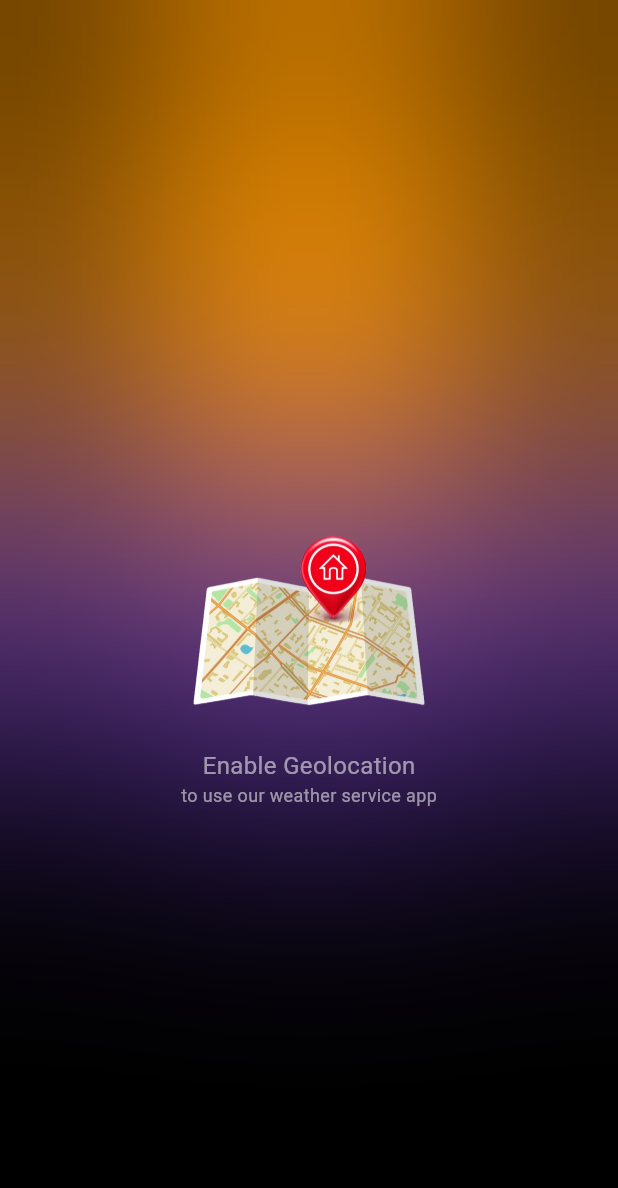
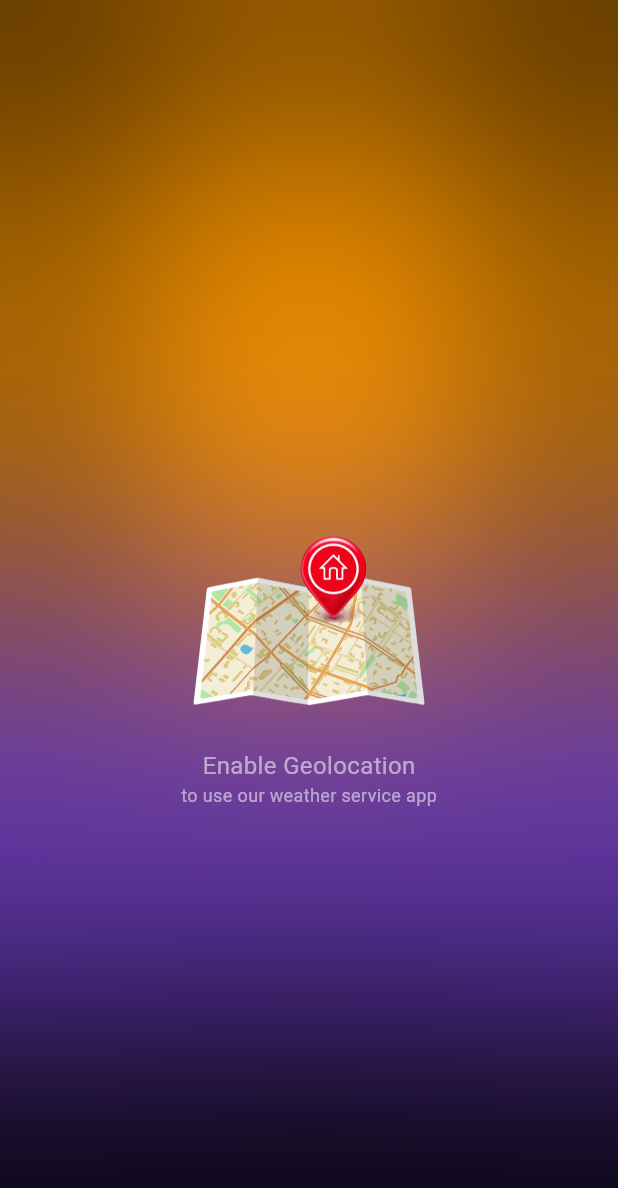
Before and after one commit to dipak-padhy/Weather-app, a Flutter app: the screen it shows after launch, on a phone screen of 412 x 824 dp. Shown: the top 1188 px of the screen. Run offline on Flutter 3.47's test engine with Material 3 defaults, Android fonts, the phone set to English and light mode, and no system bars; our stand-ins replace flutter_bloc, flutter_spinkit, geolocator, weather.

Commit message:
Minor ui changes

```diff
--- a/lib/screens/home/ui/home_screen_widgets/backdrop_widget.dart
+++ b/lib/screens/home/ui/home_screen_widgets/backdrop_widget.dart
@@ -10,7 +10,15 @@ class BackdropWidget extends StatelessWidget {
     return Stack(
       children: [
         Align(
-          alignment: const AlignmentDirectional(3, -0.3),
+          alignment: const AlignmentDirectional(0, -1.1),
+          child: Container(
+            height: 364,
+            width: 364,
+            decoration: const BoxDecoration(color: Colors.orange),
+          ),
+        ),
+        Align(
+          alignment: const AlignmentDirectional(7, 0.5),
           child: Container(
             height: 300,
             width: 300,
@@ -19,20 +27,12 @@ class BackdropWidget extends StatelessWidget {
           ),
         ),
         Align(
-          alignment: const AlignmentDirectional(-3, -0.3),
+          alignment: const AlignmentDirectional(-7, 0.5),
           child: Container(
             height: 300,
             width: 300,
             decoration: const BoxDecoration(
                 shape: BoxShape.circle, color: Colors.deepPurple),
-          ),
-        ),
-        Align(
-          alignment: const AlignmentDirectional(0, -1.2),
-          child: Container(
-            height: 300,
-            width: 300,
-            decoration: const BoxDecoration(color: Colors.orange),
           ),
         ),
         BackdropFilter(
--- a/lib/screens/home/ui/home_screen_widgets/top_widget.dart
+++ b/lib/screens/home/ui/home_screen_widgets/top_widget.dart
@@ -1,3 +1,5 @@
+//Includes current location,greetings and current weather condition.
+
 import 'package:flutter/material.dart';
 import 'package:weather_app/screens/home/bloc/home_bloc.dart';
 
@@ -76,5 +78,3 @@ class _TopWidgetState extends State<TopWidget> {
     );
   }
 }
-
-//Includes current location,greetings and current weather condition.
```
Also changed, not shown: lib/screens/home/ui/home_screen_widgets/bottom_widget.dart (+48 -20 lines), lib/screens/home/ui/home_screen_widgets/middle_widget.dart (+5 -5 lines), lib/screens/home/data/essential_key/essential_key.dart (line endings or trailing spaces).
